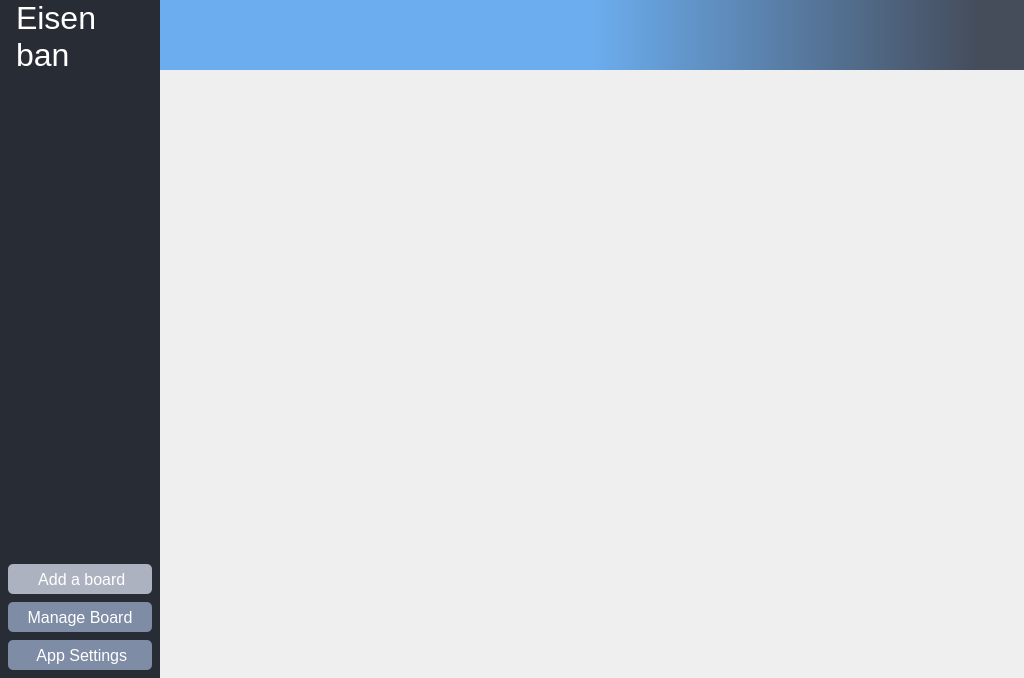
First picture: the form in src/eisenban/ui/main.ui, repository clockworksspheres/eisenban, before the edit.
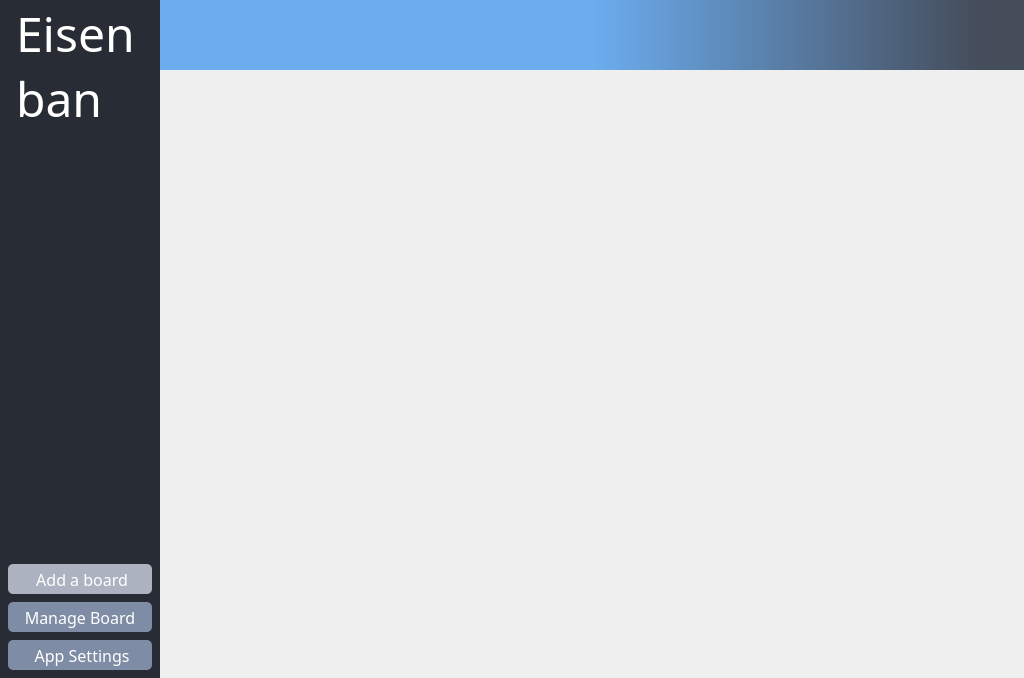
Second picture: the form after the edit. Icons and pictures are not drawn.

Diff of the .ui file:
```diff
--- a/src/eisenban/ui/main.ui
+++ b/src/eisenban/ui/main.ui
@@ -108,8 +108,8 @@
            <widget class="QLabel" name="label_logo">
             <property name="font">
              <font>
-              <family>Arimo</family>
-              <pointsize>24</pointsize>
+              <family>Torus Pro</family>
+              <pointsize>36</pointsize>
              </font>
             </property>
             <property name="styleSheet">
@@ -207,7 +207,7 @@
                <x>0</x>
                <y>0</y>
                <width>144</width>
-               <height>509</height>
+               <height>417</height>
               </rect>
              </property>
              <layout class="QVBoxLayout" name="verticalLayout_4">
@@ -240,7 +240,7 @@
             </property>
             <property name="font">
              <font>
-              <family>Arimo</family>
+              <family>Torus Pro</family>
               <pointsize>12</pointsize>
              </font>
             </property>
@@ -288,7 +288,7 @@
             </property>
             <property name="font">
              <font>
-              <family>Arimo</family>
+              <family>Torus Pro</family>
               <pointsize>12</pointsize>
              </font>
             </property>
@@ -336,7 +336,7 @@
             </property>
             <property name="font">
              <font>
-              <family>Arimo</family>
+              <family>Torus Pro</family>
               <pointsize>12</pointsize>
              </font>
             </property>
```
Left out of the diff: 23 changed lines with no effect on the pictures.
